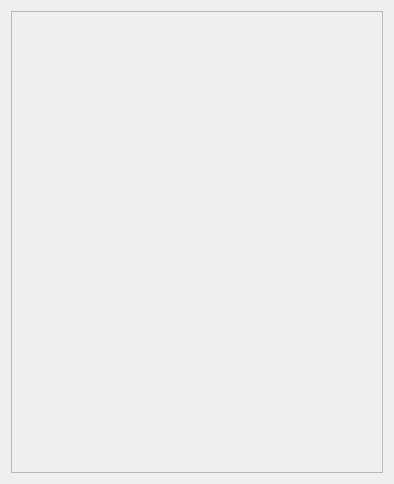
Above: view/messageCenter/messagewindow.ui from JunWang666/LabNexus before the change. Below: the same form after it.
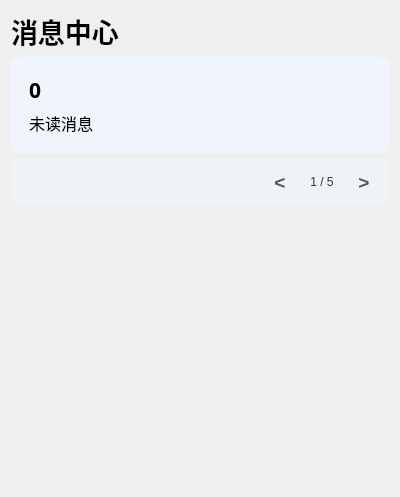
That is the form after the change.

What changed in the file:
```diff
--- a/view/messageCenter/messagewindow.ui
+++ b/view/messageCenter/messagewindow.ui
@@ -1,38 +1,274 @@
 <?xml version="1.0" encoding="UTF-8"?>
 <ui version="4.0">
-    <class>view::messageCenter::MessageWindow</class>
-    <widget class="QWidget" name="view::messageCenter::MessageWindow">
-        <property name="geometry">
-            <rect>
-                <x>0</x>
-                <y>0</y>
-                <width>394</width>
-                <height>484</height>
-            </rect>
+ <class>view::messageCenter::MessageWindow</class>
+ <widget class="QWidget" name="view::messageCenter::MessageWindow">
+  <property name="geometry">
+   <rect>
+    <x>0</x>
+    <y>0</y>
+    <width>400</width>
+    <height>497</height>
+   </rect>
+  </property>
+  <property name="windowTitle">
+   <string>MessageWindow</string>
+  </property>
+  <property name="styleSheet">
+   <string notr="true">/* ---- 整体窗口和字体 ---- */
+                QWidget#view::messageCenter::MessageWindow {
+                background-color: #F9F9F9; /* 设置一个非常浅的灰色背景 */
+                }
+
+                /* ---- 顶部计数区域 ---- */
+                QFrame#frame {
+                background-color: rgba(239, 246, 252, 220);
+
+                border-radius: 8px; /* 圆角保持不变 */
+                }
+
+                /* 确保内部所有控件背景透明，以显示出父控件的淡蓝色 */
+                QFrame#frame QWidget {
+                background-color: transparent;
+                border: none;
+                }
+
+                /* ---- 滚动区域 ---- */
+                QScrollArea#messageBoxArea {
+                background-color: transparent; /* 背景透明 */
+                border: none; /* 移除边框 */
+                }
+
+                QWidget#messageBoxAreaItem {
+                background-color: transparent; /* 滚动区域里的内容面板也设为透明 */
+                }
+
+
+                /* ---- 滚动条美化 ---- */
+                QScrollBar:vertical {
+                border: none;
+                background: transparent;
+                width: 8px; /* 滚动条宽度 */
+                margin: 0px 0px 0px 0px;
+                }
+
+                /* 滚动条滑块 */
+                QScrollBar::handle:vertical {
+                background: #D0D0D0; /* 滑块颜色 */
+                border-radius: 4px; /* 滑块圆角 */
+                min-height: 25px; /* 滑块最小高度 */
+                }
+
+                /* 鼠标悬停在滑块上 */
+                QScrollBar::handle:vertical:hover {
+                background: #A0A0A0; /* 悬停时颜色变深 */
+                }
+
+                /* 隐藏滚动条两端的箭头按钮 */
+                QScrollBar::add-line:vertical, QScrollBar::sub-line:vertical {
+                height: 0px;
+                }
+
+                /* 滚动条的轨道 */
+                QScrollBar::add-page:vertical, QScrollBar::sub-page:vertical {
+                background: none;
+                }
+
+                #label_Title{
+                background-color: rgba(255, 255, 255, 0);
+                border: none;
+
+                font: 700 20pt &quot;Microsoft YaHei UI&quot;;
+                }
+
+                #label_num{
+                font: 700 16pt &quot;Segoe UI Variable&quot;;
+                }
+
+
+                /* 翻页按钮的基本样式 - 透明背景 */
+QPushButton#prevButton, QPushButton#nextButton {
+    background-color: transparent; /* 改为透明 */
+    border-radius: 8px; /* 与其他组件统一的圆角 */
+    color: #555555;
+    font-size: 14pt;
+    font-weight: bold;
+    padding: 0px 10px; /* 左右内边距，形成圆角矩形 */
+    min-height: 28px; /* 固定高度 */
+    max-height: 28px;
+border: none; /* 最好禁用边框，让材质更纯粹 */
+}
+
+                #frame_3{
+                background-color: rgba(239, 246, 252, 120);
+border: none; /* 最好禁用边框，让材质更纯粹 */
+                }
+
+                /* 鼠标悬停效果 */
+                QPushButton#prevButton:hover, QPushButton#nextButton:hover {
+                background-color: #E0E0E0;
+                border-color: #C0C0C0;
+border: none; /* 最好禁用边框，让材质更纯粹 */
+
+                }
+
+                /* 鼠标按下效果 */
+                QPushButton#prevButton:pressed, QPushButton#nextButton:pressed {
+                background-color: #D0D0D0;
+                border-color: #B0B0B0;
+border: none; /* 最好禁用边框，让材质更纯粹 */
+
+                }
+
+                /* 页面标签样式 */
+                QLabel#pageLabel {
+                background-color: transparent;
+                color: #333333;
+                font: 11pt &quot;Microsoft YaHei UI&quot;;
+                padding: 0 8px; /* 左右留出一些间距 */
+                }
+
+            </string>
+  </property>
+  <layout class="QVBoxLayout" name="verticalLayout_2">
+   <item>
+    <widget class="QLabel" name="label_Title">
+     <property name="font">
+      <font>
+       <family>Microsoft YaHei UI</family>
+       <pointsize>20</pointsize>
+       <italic>false</italic>
+       <bold>true</bold>
+      </font>
+     </property>
+     <property name="text">
+      <string>消息中心</string>
+     </property>
+    </widget>
+   </item>
+   <item>
+    <widget class="QFrame" name="frame">
+     <property name="frameShape">
+      <enum>QFrame::Shape::StyledPanel</enum>
+     </property>
+     <property name="frameShadow">
+      <enum>QFrame::Shadow::Raised</enum>
+     </property>
+     <layout class="QHBoxLayout" name="horizontalLayout">
+      <item>
+       <widget class="QFrame" name="frame_2">
+        <property name="frameShape">
+         <enum>QFrame::Shape::StyledPanel</enum>
         </property>
-        <property name="windowTitle">
-            <string>MessageWindow</string>
+        <property name="frameShadow">
+         <enum>QFrame::Shadow::Raised</enum>
         </property>
         <layout class="QVBoxLayout" name="verticalLayout">
-            <item>
-                <widget class="QScrollArea" name="messageBoxArea">
-                    <property name="widgetResizable">
-                        <bool>true</bool>
-                    </property>
-                    <widget class="QWidget" name="messageBoxAreaItem">
-                        <property name="geometry">
-                            <rect>
-                                <x>0</x>
-                                <y>0</y>
-                                <width>374</width>
-                                <height>464</height>
-                            </rect>
-                        </property>
-                    </widget>
-                </widget>
-            </item>
+         <item>
+          <widget class="QLabel" name="label_num">
+           <property name="font">
+            <font>
+             <family>Segoe UI Variable</family>
+             <pointsize>16</pointsize>
+             <italic>false</italic>
+             <bold>true</bold>
+            </font>
+           </property>
+           <property name="layoutDirection">
+            <enum>Qt::LayoutDirection::LeftToRight</enum>
+           </property>
+           <property name="text">
+            <string>0</string>
+           </property>
+          </widget>
+         </item>
+         <item>
+          <widget class="QLabel" name="label_2">
+           <property name="font">
+            <font>
+             <family>Microsoft YaHei UI</family>
+             <pointsize>12</pointsize>
+             <bold>false</bold>
+            </font>
+           </property>
+           <property name="text">
+            <string>未读消息</string>
+           </property>
+          </widget>
+         </item>
         </layout>
+       </widget>
+      </item>
+     </layout>
     </widget>
-    <resources/>
-    <connections/>
+   </item>
+   <item>
+    <widget class="QFrame" name="frame_3">
+     <property name="frameShape">
+      <enum>QFrame::Shape::StyledPanel</enum>
+     </property>
+     <property name="frameShadow">
+      <enum>QFrame::Shadow::Raised</enum>
+     </property>
+     <layout class="QHBoxLayout" name="horizontalLayout_2">
+      <item>
+       <spacer name="horizontalSpacer">
+        <property name="orientation">
+         <enum>Qt::Orientation::Horizontal</enum>
+        </property>
+        <property name="sizeHint" stdset="0">
+         <size>
+          <width>40</width>
+          <height>20</height>
+         </size>
+        </property>
+       </spacer>
+      </item>
+      <item>
+       <widget class="QPushButton" name="prevButton">
+        <property name="text">
+         <string>&lt;</string>
+        </property>
+       </widget>
+      </item>
+      <item>
+       <widget class="QLabel" name="pageLabel">
+        <property name="text">
+         <string>1 / 5</string>
+        </property>
+        <property name="alignment">
+         <set>Qt::AlignmentFlag::AlignCenter</set>
+        </property>
+       </widget>
+      </item>
+      <item>
+       <widget class="QPushButton" name="nextButton">
+        <property name="text">
+         <string>&gt;</string>
+        </property>
+       </widget>
+      </item>
+     </layout>
+    </widget>
+   </item>
+   <item>
+    <widget class="QScrollArea" name="messageBoxArea">
+     <property name="widgetResizable">
+      <bool>true</bool>
+     </property>
+     <widget class="QWidget" name="messageBoxAreaItem">
+      <property name="geometry">
+       <rect>
+        <x>0</x>
+        <y>0</y>
+        <width>382</width>
+        <height>289</height>
+       </rect>
+      </property>
+     </widget>
+    </widget>
+   </item>
+  </layout>
+ </widget>
+ <resources/>
+ <connections/>
 </ui>
```
